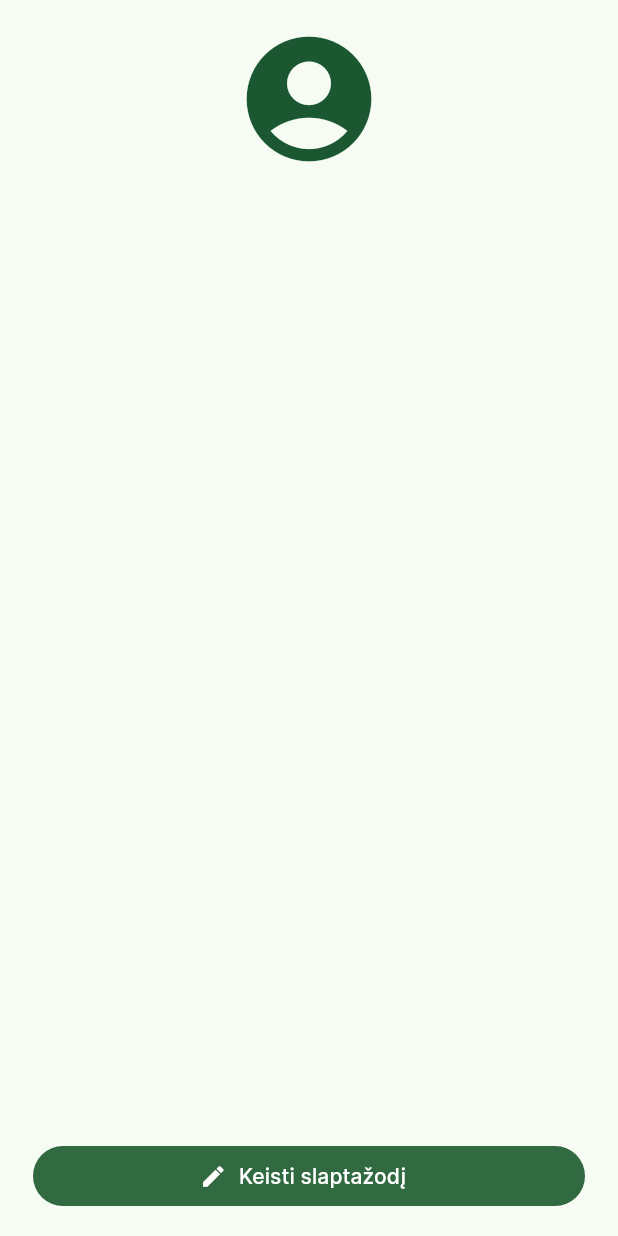
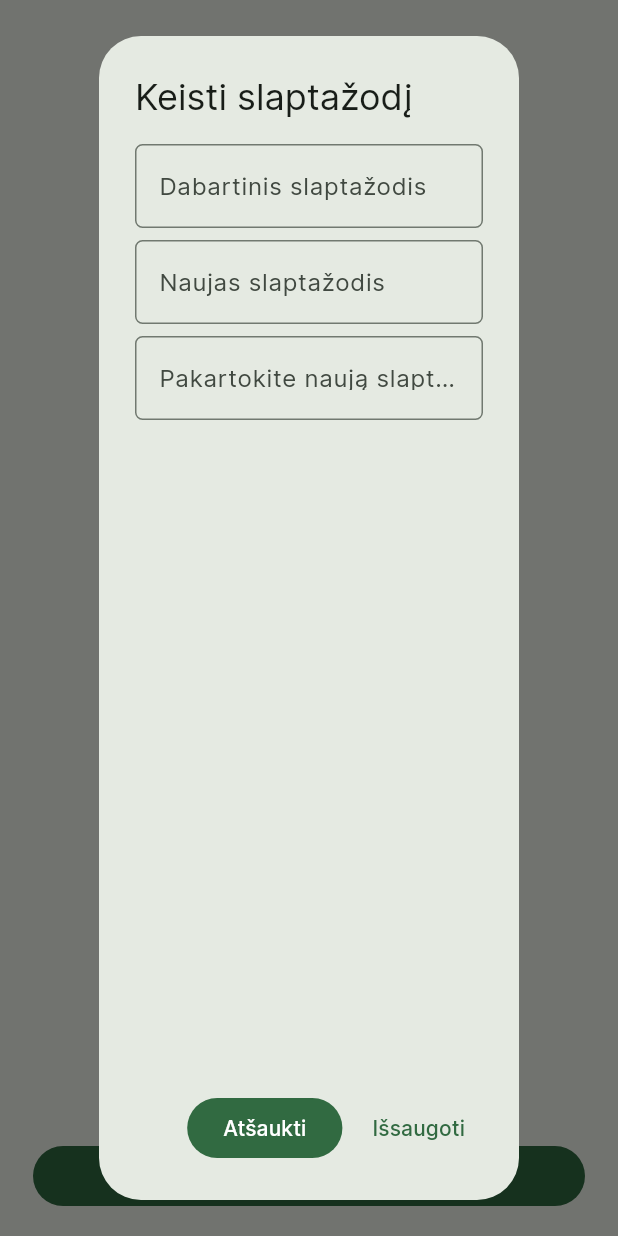
Before and after one commit to ErnestasRaw/RecipAI, a Flutter app: the ProfilePage widget shown alone on an empty page, opened directly, after a tap on "Keisti slaptažodį", on a phone screen of 412 x 824 dp. Run offline on Flutter 3.47's test engine with Material 3 defaults, Android fonts, the phone set to English and light mode, and no system bars; accounts and stored records are empty.

```diff
--- a/lib/globals.dart
+++ b/lib/globals.dart
@@ -1,3 +1,5 @@
 import 'dart:async';
 
 final Completer<void> appInitCompleter = Completer<void>();
+
+String baseUrl = 'http://localhost:3000';
--- a/lib/views/app/pages/profile_page.dart
+++ b/lib/views/app/pages/profile_page.dart
@@ -52,11 +52,58 @@ class _ProfilePageState extends State<ProfilePage> {
                   children: [
                     Expanded(
                       child: FilledButton.icon(
-                        onPressed: () {},
+                        onPressed: () async {
+                          //Open change password dialog
+                          await showDialog<void>(
+                            context: context,
+                            barrierDismissible: true, // false = user must tap button, true = tap outside dialog
+                            builder: (BuildContext dialogContext) {
+                              return AlertDialog(
+                                title: const Text('Keisti slaptažodį'),
+                                content: Column(
+                                  children: [
+                                    const TextField(
+                                      decoration: InputDecoration(
+                                        labelText: 'Dabartinis slaptažodis',
+                                      ),
+                                    ),
+                                    const TextField(
+                                      decoration: InputDecoration(
+                                        labelText: 'Naujas slaptažodis',
+                                      ),
+                                    ),
+                                    const TextField(
+                                      decoration: InputDecoration(
+                                        labelText: 'Pakartokite naują slaptažodį',
+                                      ),
+                                    ),
+                                  ].addSpacing(Sizes.spacingSmall),
+                                ),
+                                actions: [
+                                  FilledButton(
+                                    onPressed: () async {
+                                      ScaffoldMessenger.of(context).showSnackBar(
+                                        const SnackBar(
+                                          content: Text('Slaptažodis pakeistas'),
+                                        ),
+                                      );
+                                      Navigator.of(dialogContext).pop();
+                                    },
+                                    child: const Text('Atšaukti'),
+                                  ),
+                                  TextButton(
+                                    child: const Text('Išsaugoti'),
+                                    onPressed: () {
+                                      Navigator.of(dialogContext).pop(); // Dismiss alert dialog
+                                    },
+                                  ),
+                                ],
+                              );
+                            },
+                          );
+                        },
                         icon: const Icon(Icons.edit),
-                        label: const Text(
-                          'Keisti slaptažodį',
-                        ),
+                        label: const Text('Keisti slaptažodį'),
                       ),
                     ),
                   ],
--- a/pubspec.yaml
+++ b/pubspec.yaml
@@ -11,6 +11,7 @@ dependencies:
     sdk: flutter
   cupertino_icons: ^1.0.2
   intl: ^0.19.0
+  http: ^1.2.1
 
 dev_dependencies:
   flutter_test:
```
Also changed, not shown: lib/api/authentication_api.dart (+31 -0 lines), pubspec.lock.
